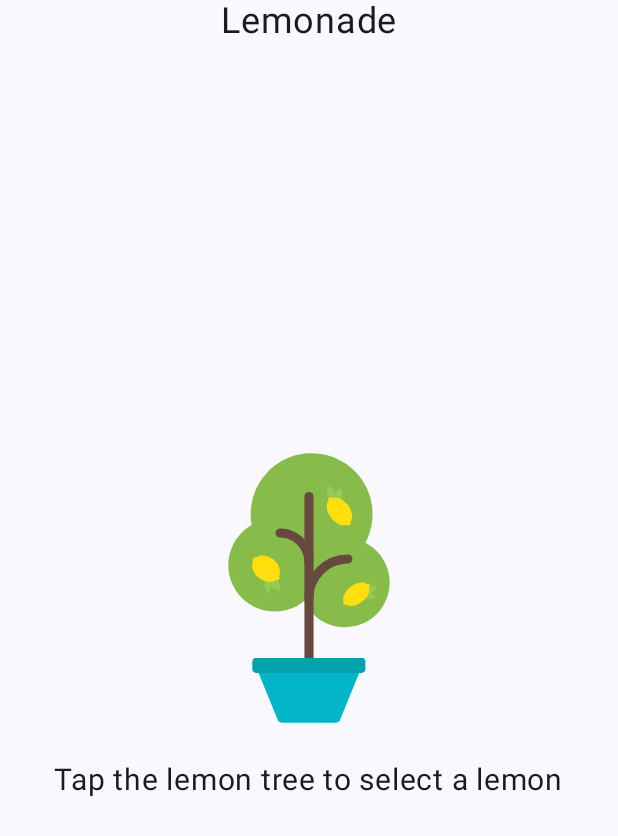
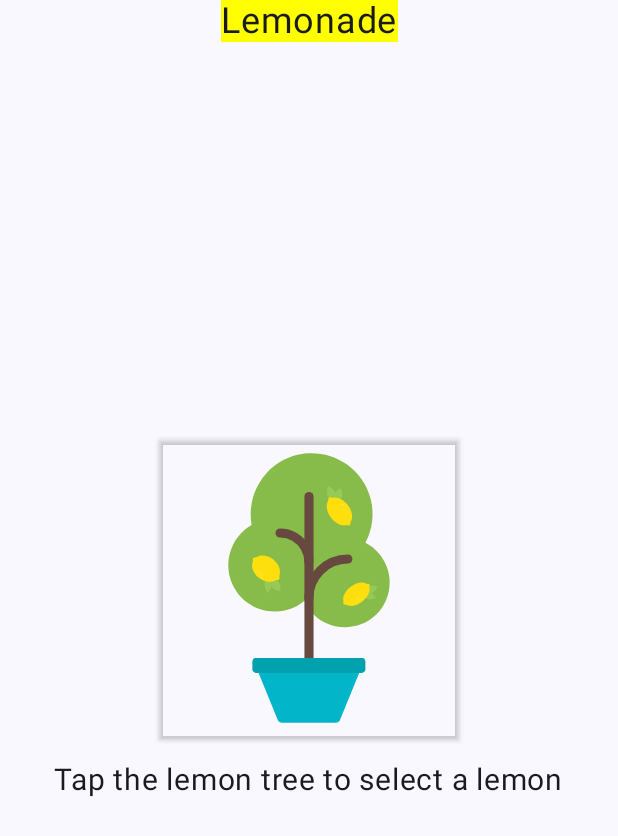
Before and after one commit to JarodKodio/AWM-JarodKodio-2425, an Android app built with Jetpack Compose: the screen it shows after launch (MainActivity), on a phone screen of 412 x 824 dp. Shown: the top 836 px of the screen. Run offline under Robolectric (Android 15) with nearby library versions, the phone set to English and light mode, and no system bars.

Commit message:
kleine aanpassing lemonad

```diff
--- a/Unit2.2/app/src/main/java/com/example/lemonade/MainActivity.kt
+++ b/Unit2.2/app/src/main/java/com/example/lemonade/MainActivity.kt
@@ -4,6 +4,7 @@ import android.os.Bundle
 import androidx.activity.ComponentActivity
 import androidx.activity.compose.setContent
 import androidx.compose.foundation.Image
+import androidx.compose.foundation.background
 import androidx.compose.foundation.clickable
 import androidx.compose.foundation.layout.Arrangement
 import androidx.compose.foundation.layout.Box
@@ -22,6 +23,8 @@ import androidx.compose.runtime.remember
 import androidx.compose.runtime.setValue
 import androidx.compose.ui.Alignment
 import androidx.compose.ui.Modifier
+import androidx.compose.ui.draw.shadow
+import androidx.compose.ui.graphics.Color
 import androidx.compose.ui.res.painterResource
 import androidx.compose.ui.res.stringResource
 import androidx.compose.ui.tooling.preview.Preview
@@ -65,12 +68,14 @@ fun LemonApp() {
         Box(
             modifier = Modifier.fillMaxSize()
 
+
         ) {
             Text(
                 text = "Lemonade",
                 fontSize = 24.sp,
                 modifier = Modifier
                     .align(Alignment.TopCenter)
+                    .background(Color.Yellow)
             )
         }
         Column(modifier = Modifier.fillMaxSize(),
@@ -83,6 +88,7 @@ fun LemonApp() {
                 contentDescription = stringResource(id = textList[currentIndex]),
                 modifier = Modifier
                     .size(200.dp)
+                    .shadow(2.dp)
                     .clickable {
                         // Verhoog de index en reset bij de laatste afbeelding
                         currentIndex += 1
```
